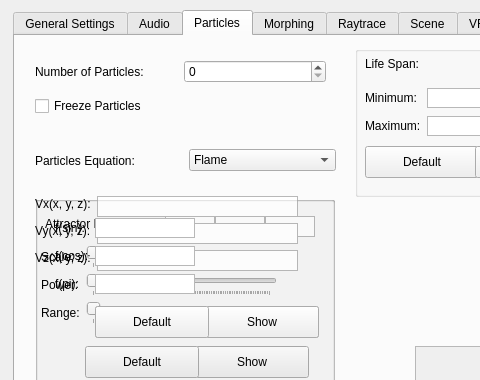
This is src/Qt/mainwindow.ui in UMLComputerGraphics/GraphicsProject as Qt 5 draws it before an edit; both pictures show x 0 to 480 and y 0 to 380 of the 627 by 683 pixel window. The edited form follows.
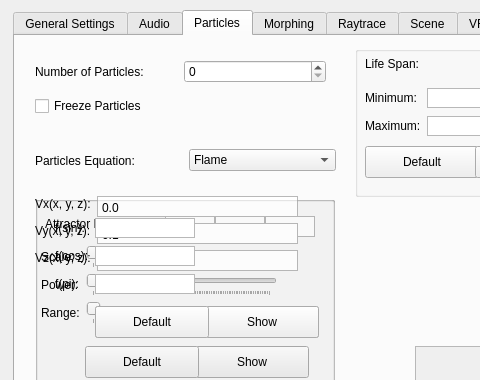
This is the edited form. The open tabs and pages were chosen to show the change.

Commit message: Default for the User defined vector field functions

```diff
--- a/src/Qt/mainwindow.ui
+++ b/src/Qt/mainwindow.ui
@@ -987,6 +987,9 @@
           <property name="tabChangesFocus">
            <bool>true</bool>
           </property>
+          <property name="plainText">
+           <string>0.0</string>
+          </property>
          </widget>
         </item>
         <item row="1" column="0">
@@ -1031,6 +1034,9 @@
           <property name="tabChangesFocus">
            <bool>true</bool>
           </property>
+          <property name="plainText">
+           <string>0.1</string>
+          </property>
          </widget>
         </item>
         <item row="2" column="0">
```
Left out of the diff: 5 changed lines with no effect on the pictures. The commit also changes 2 other files.
